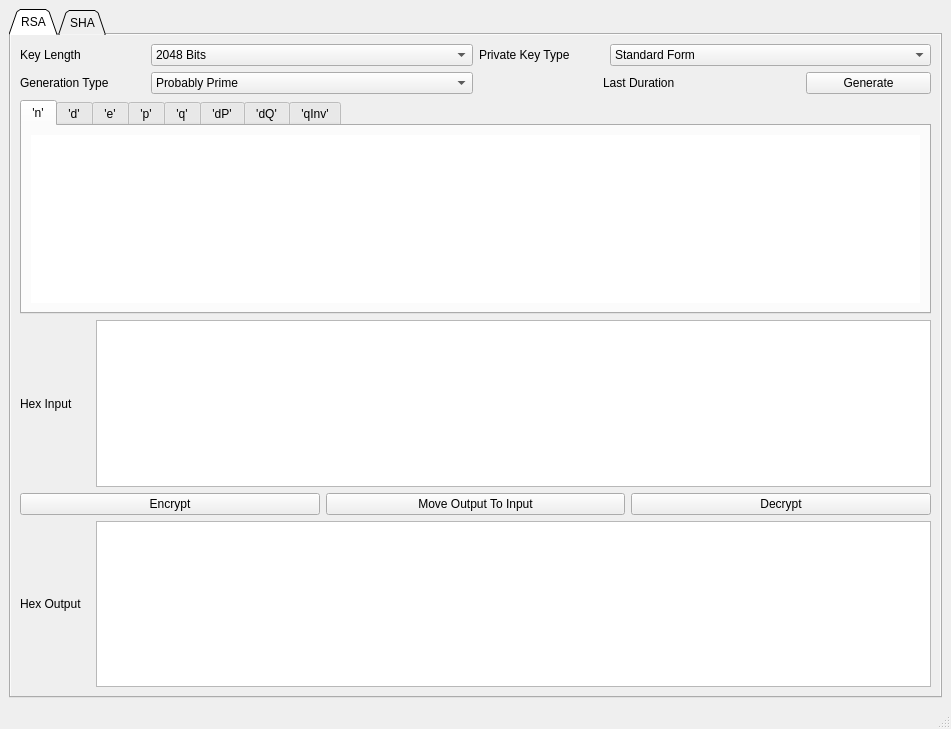
This is C++_Implementations/QT_GUI_Cryptography/mainwindow.ui in jbarbourmoore/Cryptography-Exploration as Qt 5 draws it before an edit. The edited form follows.
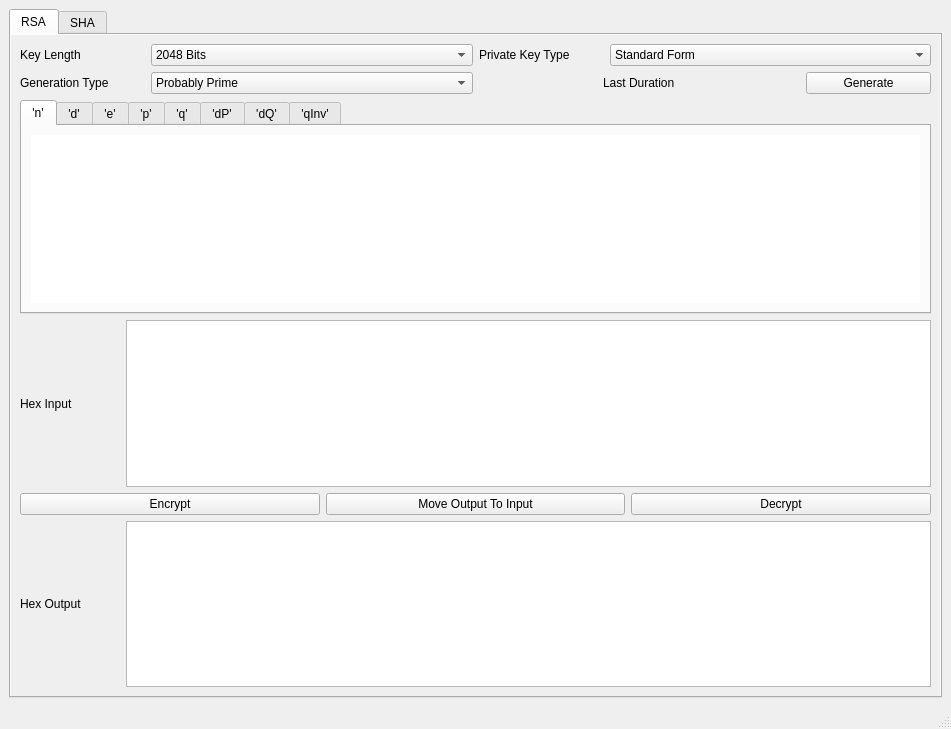
This is the edited form.

Commit message: Added a style sheet to the GUI application

```diff
--- a/C++_Implementations/QT_GUI_Cryptography/mainwindow.ui
+++ b/C++_Implementations/QT_GUI_Cryptography/mainwindow.ui
@@ -23,7 +23,10 @@
    </size>
   </property>
   <property name="windowTitle">
-   <string>MainWindow</string>
+   <string>C++ Cryptography Exploration</string>
+  </property>
+  <property name="autoFillBackground">
+   <bool>true</bool>
   </property>
   <widget class="QWidget" name="centralwidget">
    <layout class="QVBoxLayout" name="verticalLayout_2" stretch="0">
@@ -42,7 +45,7 @@
        </size>
       </property>
       <property name="tabShape">
-       <enum>QTabWidget::Triangular</enum>
+       <enum>QTabWidget::Rounded</enum>
       </property>
       <property name="currentIndex">
        <number>0</number>
@@ -418,7 +421,7 @@
              <widget class="QLabel" name="rsa_in_label">
               <property name="minimumSize">
                <size>
-                <width>70</width>
+                <width>100</width>
                 <height>0</height>
                </size>
               </property>
@@ -463,7 +466,7 @@
              <widget class="QLabel" name="rsa_out_label">
               <property name="minimumSize">
                <size>
-                <width>70</width>
+                <width>100</width>
                 <height>0</height>
                </size>
               </property>
```
The commit also changes 5 other files.
